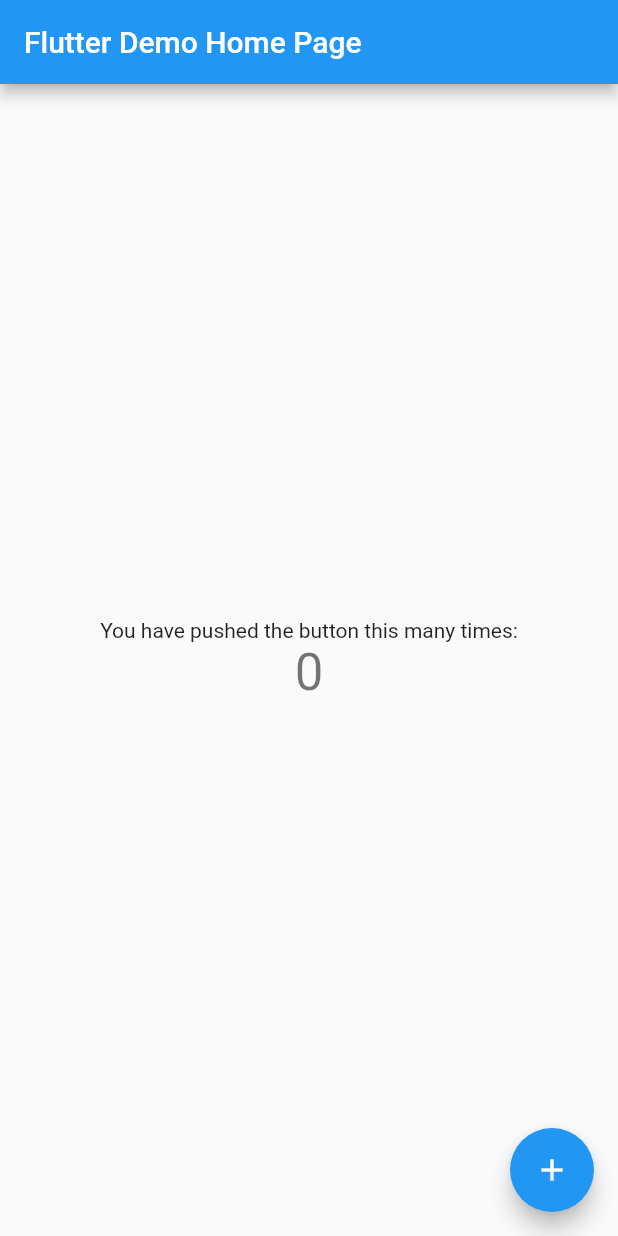
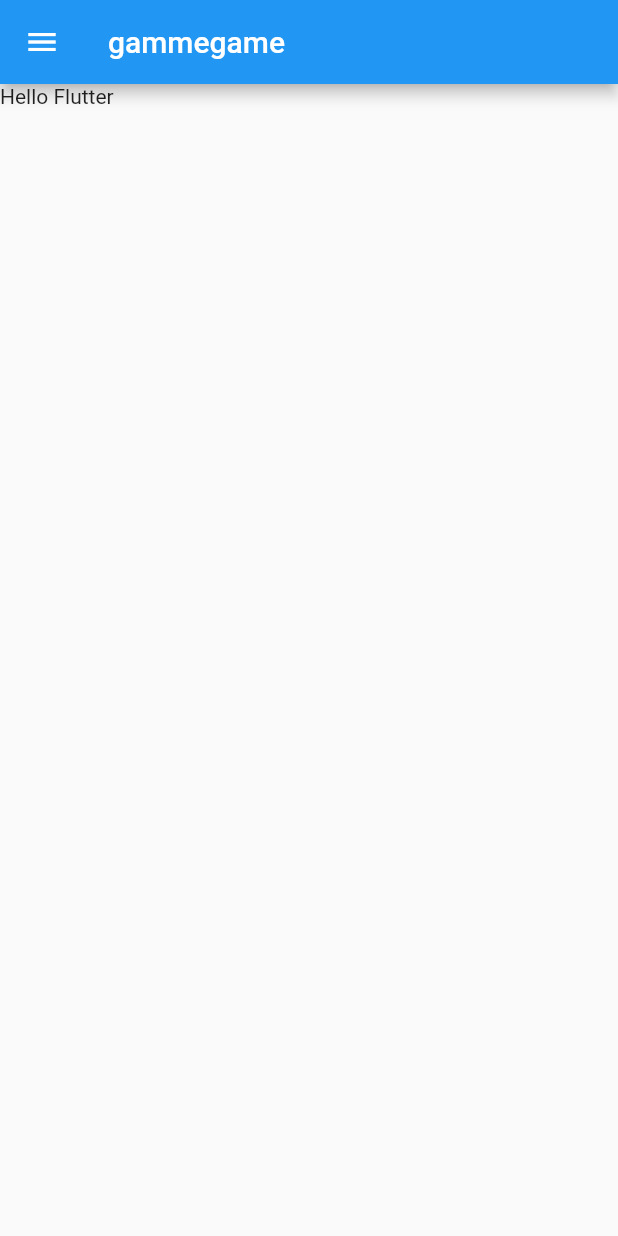
Before and after one commit to panusronp/flutter_lab, a Flutter app: the screen it shows after launch, on a phone screen of 412 x 824 dp. Run offline on Flutter 3.47's test engine with Material 2 defaults, Android fonts, the phone set to English and light mode, and no system bars.

Commit message:
create containner

```diff
--- /dev/null
+++ b/lib/homes/home.dart
@@ -0,0 +1,26 @@
+import 'package:flutter/material.dart';
+
+class Home extends StatefulWidget {
+  @override
+  _HomeState createState() => _HomeState();
+}
+
+class _HomeState extends State<Home> {
+  @override
+  Widget build(BuildContext context) {
+    return Scaffold(
+      appBar: AppBar(
+        title: Text('gammegame'),
+
+      ),
+      drawer: Container(
+        width: 250,
+        color: Colors.red,
+      ),
+      body: SafeArea(
+        child: Text(
+          'Hello Flutter',
+        ),
+    );
+  }
+}
--- a/lib/main.dart
+++ b/lib/main.dart
@@ -1,4 +1,5 @@
 import 'package:flutter/material.dart';
+import 'package:flutter_lab/homes/home.dart';
 
 void main() {
   runApp(MyApp());
@@ -9,7 +10,7 @@ class MyApp extends StatelessWidget {
   @override
   Widget build(BuildContext context) {
     return MaterialApp(
-      title: 'Flutter Demo',
+      title: 'GAMMEGAME',
       theme: ThemeData(
         // This is the theme of your application.
         //
@@ -26,92 +27,7 @@ class MyApp extends StatelessWidget {
         // closer together (more dense) than on mobile platforms.
         visualDensity: VisualDensity.adaptivePlatformDensity,
       ),
-      home: MyHomePage(title: 'Flutter Demo Home Page'),
+      home: Home(),
     );
   }
 }
-
-class MyHomePage extends StatefulWidget {
-  MyHomePage({Key key, this.title}) : super(key: key);
-
-  // This widget is the home page of your application. It is stateful, meaning
-  // that it has a State object (defined below) that contains fields that affect
-  // how it looks.
-
-  // This class is the configuration for the state. It holds the values (in this
-  // case the title) provided by the parent (in this case the App widget) and
-  // used by the build method of the State. Fields in a Widget subclass are
-  // always marked "final".
-
-  final String title;
-
-  @override
-  _MyHomePageState createState() => _MyHomePageState();
-}
-
-class _MyHomePageState extends State<MyHomePage> {
-  int _counter = 0;
-
-  void _incrementCounter() {
-    setState(() {
-      // This call to setState tells the Flutter framework that something has
-      // changed in this State, which causes it to rerun the build method below
-      // so that the display can reflect the updated values. If we changed
-      // _counter without calling setState(), then the build method would not be
-      // called again, and so nothing would appear to happen.
-      _counter++;
-    });
-  }
-
-  @override
-  Widget build(BuildContext context) {
-    // This method is rerun every time setState is called, for instance as done
-    // by the _incrementCounter method above.
-    //
-    // The Flutter framework has been optimized to make rerunning build methods
-    // fast, so that you can just rebuild anything that needs updating rather
-    // than having to individually change instances of widgets.
-    return Scaffold(
-      appBar: AppBar(
-        // Here we take the value from the MyHomePage object that was created by
-        // the App.build method, and use it to set our appbar title.
-        title: Text(widget.title),
-      ),
-      body: Center(
-        // Center is a layout widget. It takes a single child and positions it
-        // in the middle of the parent.
-        child: Column(
-          // Column is also a layout widget. It takes a list of children and
-          // arranges them vertically. By default, it sizes itself to fit its
-          // children horizontally, and tries to be as tall as its parent.
-          //
-          // Invoke "debug painting" (press "p" in the console, choose the
-          // "Toggle Debug Paint" action from the Flutter Inspector in Android
-          // Studio, or the "Toggle Debug Paint" command in Visual Studio Code)
-          // to see the wireframe for each widget.
-          //
-          // Column has various properties to control how it sizes itself and
-          // how it positions its children. Here we use mainAxisAlignment to
-          // center the children vertically; the main axis here is the vertical
-          // axis because Columns are vertical (the cross axis would be
-          // horizontal).
-          mainAxisAlignment: MainAxisAlignment.center,
-          children: <Widget>[
-            Text(
-              'You have pushed the button this many times:',
-            ),
-            Text(
-              '$_counter',
-              style: Theme.of(context).textTheme.headline4,
-            ),
-          ],
-        ),
-      ),
-      floatingActionButton: FloatingActionButton(
-        onPressed: _incrementCounter,
-        tooltip: 'Increment',
-        child: Icon(Icons.add),
-      ), // This trailing comma makes auto-formatting nicer for build methods.
-    );
-  }
-}
```
Also changed, not shown: 1 other file.
